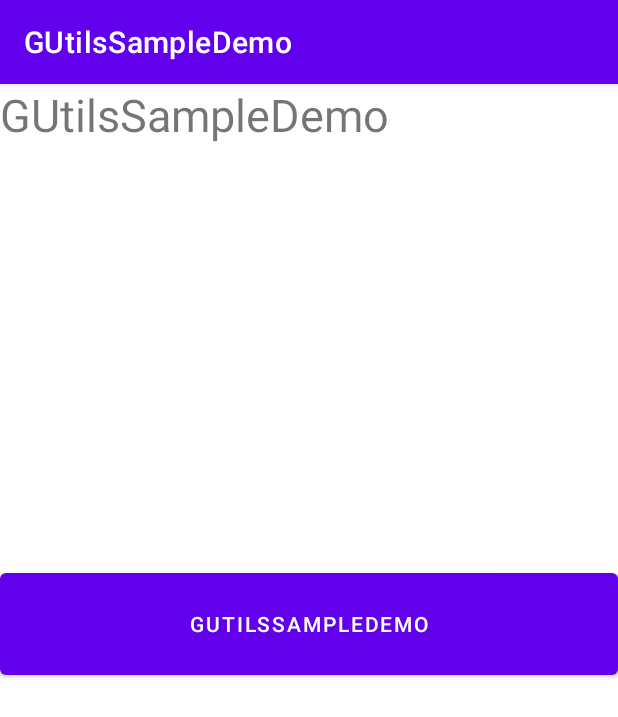
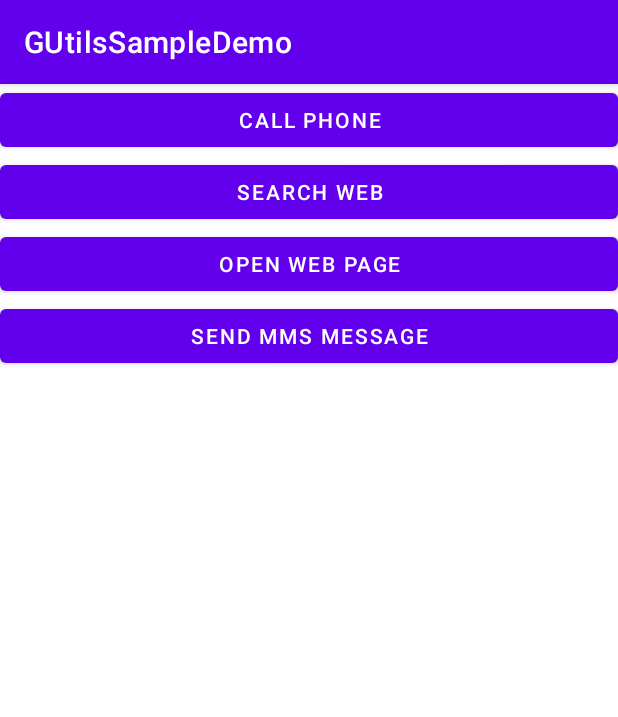
Before and after one commit to SakurajimaMaii/VastUtils, an Android app: the screen it shows after launch (DensityActivity before the commit, IntentActivity after it), on a phone screen of 412 x 824 dp. Shown: the top 717 px of the screen. Run offline under Robolectric (Android 15) with nearby library versions, the phone set to English and light mode, and no system bars.

```diff
--- /dev/null
+++ b/app/src/main/java/com/gcode/toolsforandroid/IntentActivity.kt
@@ -0,0 +1,51 @@
+package com.gcode.toolsforandroid
+
+import android.Manifest
+import androidx.appcompat.app.AppCompatActivity
+import android.os.Bundle
+import android.widget.Button
+import androidx.activity.result.contract.ActivityResultContracts
+import androidx.core.app.ActivityCompat
+import com.gcode.tools.utils.IntentUtils
+import com.gcode.tools.utils.MsgWindowUtils
+
+class IntentActivity : AppCompatActivity() {
+    override fun onCreate(savedInstanceState: Bundle?) {
+        super.onCreate(savedInstanceState)
+        setContentView(R.layout.activity_intent)
+
+        val callBtn = findViewById<Button>(R.id.callBtn)
+        val searchWeb = findViewById<Button>(R.id.searchWeb)
+        val openWebPage = findViewById<Button>(R.id.openWebPage)
+        val sendMmsMessage = findViewById<Button>(R.id.sendMmsMessage)
+
+        callBtn.setOnClickListener {
+            startActivity(IntentUtils.dialPhoneNumber("12345678910"))
+        }
+
+        searchWeb.setOnClickListener {
+            startActivity(IntentUtils.searchWeb("12345678910"))
+        }
+
+        openWebPage.setOnClickListener {
+            startActivity(IntentUtils.openWebPage("www.baidu.com"))
+        }
+
+        val requestPermissionLauncher =
+            registerForActivityResult(
+                ActivityResultContracts.RequestPermission()
+            ) { isGranted: Boolean ->
+                MsgWindowUtils.showShortMsg(this,"$isGranted")
+                if (isGranted) {
+                    startActivity(IntentUtils.sendMmsMessage("123456"))
+                }else{
+                    ActivityCompat.requestPermissions(this, arrayOf(Manifest.permission.SEND_SMS),1024)
+                    startActivity(IntentUtils.sendMmsMessage("123456","1238489"))
+                }
+            }
+
+        sendMmsMessage.setOnClickListener {
+            requestPermissionLauncher.launch(Manifest.permission.SEND_SMS)
+        }
+    }
+}
--- a/app/src/main/java/com/gcode/toolsforandroid/LogActivity.java
+++ b/app/src/main/java/com/gcode/toolsforandroid/LogActivity.java
@@ -8,6 +8,8 @@ import android.os.Bundle;
 
 import com.gcode.tools.interfaces.LogContent;
 import com.gcode.tools.utils.LogUtils;
+
+import java.util.regex.Pattern;
 
 public class LogActivity extends AppCompatActivity {
 
--- /dev/null
+++ b/app/src/main/res/layout/activity_intent.xml
@@ -0,0 +1,29 @@
+<?xml version="1.0" encoding="utf-8"?>
+<LinearLayout xmlns:android="http://schemas.android.com/apk/res/android"
+    xmlns:app="http://schemas.android.com/apk/res-auto"
+    xmlns:tools="http://schemas.android.com/tools"
+    android:layout_width="match_parent"
+    android:layout_height="match_parent"
+    tools:context=".IntentActivity"
+    android:orientation="vertical">
+    <Button
+        android:id="@+id/callBtn"
+        android:layout_width="match_parent"
+        android:layout_height="wrap_content"
+        android:text="call phone" />
+    <Button
+        android:id="@+id/searchWeb"
+        android:layout_width="match_parent"
+        android:layout_height="wrap_content"
+        android:text="search web" />
+    <Button
+        android:id="@+id/openWebPage"
+        android:layout_width="match_parent"
+        android:layout_height="wrap_content"
+        android:text="Open Web Page"/>
+    <Button
+        android:id="@+id/sendMmsMessage"
+        android:layout_width="match_parent"
+        android:layout_height="wrap_content"
+        android:text="Send Mms Message" />
+</LinearLayout>
```
Also changed, not shown: Tools/src/main/java/com/gcode/tools/internal/validator/UrlValidator.kt (added, +30 -0 lines), Tools/src/main/java/com/gcode/tools/utils/IntentUtils.kt (added, +62 -0 lines), app/src/main/AndroidManifest.xml (+29 -15 lines).
